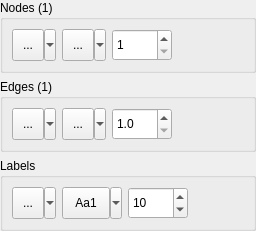
Old version of the form dpss/src/common/CNodeEdgePropertiesUI.ui in the repository ArsMasiuk/DPSE.
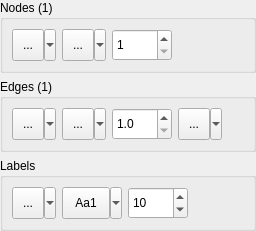
New version of the form. Custom widgets are drawn as their Qt base class.

The edit to the form file:
```diff
--- a/dpss/src/common/CNodeEdgePropertiesUI.ui
+++ b/dpss/src/common/CNodeEdgePropertiesUI.ui
@@ -39,7 +39,7 @@
      </property>
      <layout class="QGridLayout" name="gridLayout">
       <item row="1" column="1">
-       <widget class="QSplitButton" name="NodeShape">
+       <widget class="QSint::QSplitButton" name="NodeShape">
         <property name="minimumSize">
          <size>
           <width>44</width>
@@ -178,7 +178,7 @@
          </widget>
         </item>
         <item>
-         <widget class="QPenButton" name="EdgeStyle">
+         <widget class="QSint::QPenButton" name="EdgeStyle">
           <property name="minimumSize">
            <size>
             <width>44</width>
@@ -233,6 +233,31 @@
           </property>
          </widget>
         </item>
+        <item>
+         <widget class="QSint::QSplitButton" name="EdgeDirection">
+          <property name="minimumSize">
+           <size>
+            <width>44</width>
+            <height>32</height>
+           </size>
+          </property>
+          <property name="statusTip">
+           <string>Set shape of the selected nodes</string>
+          </property>
+          <property name="text">
+           <string>...</string>
+          </property>
+          <property name="iconSize">
+           <size>
+            <width>20</width>
+            <height>20</height>
+           </size>
+          </property>
+          <property name="popupMode">
+           <enum>QToolButton::MenuButtonPopup</enum>
+          </property>
+         </widget>
+        </item>
         <item>
          <spacer name="horizontalSpacer_2">
           <property name="orientation">
@@ -291,7 +316,7 @@
          </widget>
         </item>
         <item>
-         <widget class="QFontButton" name="LabelFont">
+         <widget class="QSint::QFontButton" name="LabelFont">
           <property name="minimumSize">
            <size>
             <width>60</width>
@@ -370,17 +395,17 @@
    <header>3rdParty/colorbutton.h</header>
   </customwidget>
   <customwidget>
-   <class>QSplitButton</class>
+   <class>QSint::QSplitButton</class>
    <extends>QToolButton</extends>
    <header>qsplitbutton.h</header>
   </customwidget>
   <customwidget>
-   <class>QPenButton</class>
+   <class>QSint::QPenButton</class>
    <extends>QToolButton</extends>
    <header>qpenbutton.h</header>
   </customwidget>
   <customwidget>
-   <class>QFontButton</class>
+   <class>QSint::QFontButton</class>
    <extends>QToolButton</extends>
    <header>qfontbutton.h</header>
   </customwidget>
@@ -392,6 +417,7 @@
   <tabstop>EdgeColor</tabstop>
   <tabstop>EdgeStyle</tabstop>
   <tabstop>EdgeWeight</tabstop>
+  <tabstop>EdgeDirection</tabstop>
   <tabstop>LabelColor</tabstop>
   <tabstop>LabelFont</tabstop>
   <tabstop>LabelSize</tabstop>
```
